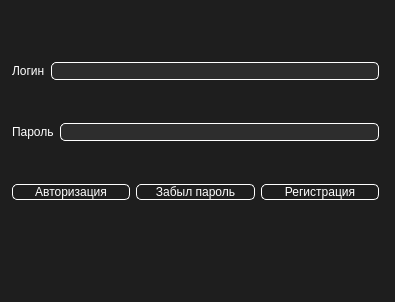
Before: the Qt Designer form mainwindow.ui in sanekxxz/launcher, drawn with Qt 5.
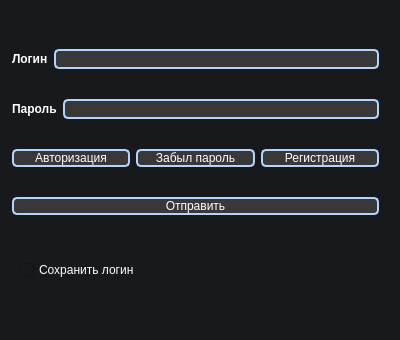
After: the same form once the commit is applied.

Diff of the .ui file:
```diff
--- a/mainwindow.ui
+++ b/mainwindow.ui
@@ -6,16 +6,23 @@
    <rect>
     <x>0</x>
     <y>0</y>
-    <width>395</width>
-    <height>302</height>
+    <width>400</width>
+    <height>340</height>
    </rect>
   </property>
+  <property name="minimumSize">
+   <size>
+    <width>400</width>
+    <height>340</height>
+   </size>
+  </property>
   <property name="windowTitle">
    <string>Launcher</string>
   </property>
   <property name="styleSheet">
-   <string notr="true">background-color: rgb(30, 30, 30);
-font: 600 12pt &quot;Segoe UI&quot;;</string>
+   <string notr="true">background-color: #18191c;
+font: 600 12pt &quot;Segoe UI&quot;;
+color: #fff;</string>
   </property>
   <property name="documentMode">
    <bool>false</bool>
@@ -51,7 +58,8 @@
        <item>
         <widget class="QLabel" name="label">
          <property name="styleSheet">
-          <string notr="true">color: rgb(255, 255, 255);</string>
+          <string notr="true">font-weight: 700;
+border: none;</string>
          </property>
          <property name="text">
           <string>Логин</string>
@@ -61,10 +69,8 @@
        <item>
         <widget class="QLineEdit" name="login">
          <property name="styleSheet">
-          <string notr="true">background-color: rgb(45, 45, 45);
-border-style: solid;
-border-width: 1px;
-border-color: #ffffff;
+          <string notr="true">background-color:  #383838;
+border: 2px solid #b3d4fc;
 border-radius: 5px;</string>
          </property>
         </widget>
@@ -76,7 +82,8 @@
        <item>
         <widget class="QLabel" name="label_2">
          <property name="styleSheet">
-          <string notr="true">color: rgb(255, 255, 255);</string>
+          <string notr="true">font-weight: 700;
+border: none;</string>
          </property>
          <property name="text">
           <string>Пароль</string>
@@ -86,10 +93,8 @@
        <item>
         <widget class="QLineEdit" name="pass">
          <property name="styleSheet">
-          <string notr="true">background-color: rgb(45, 45, 45);
-border-style: solid;
-border-width: 1px;
-border-color: #ffffff;
+          <string notr="true">background-color:  #383838;
+border: 2px solid #b3d4fc;
 border-radius: 5px;</string>
          </property>
          <property name="echoMode">
@@ -107,11 +112,10 @@
        <item>
         <widget class="QPushButton" name="auto_profil">
          <property name="styleSheet">
-          <string notr="true">color: rgb(255, 255, 255);
-border-style: solid;
-border-width: 1px;
-border-color: #ffffff;
-border-radius: 5px;</string>
+          <string notr="true">background-color:  #383838;
+border: 2px solid #b3d4fc;
+border-radius: 5px;
+color: #fff;</string>
          </property>
          <property name="text">
           <string>Авторизация</string>
@@ -121,11 +125,10 @@
        <item>
         <widget class="QPushButton" name="pushButton_2">
          <property name="styleSheet">
-          <string notr="true">color: rgb(255, 255, 255);
-border-style: solid;
-border-width: 1px;
-border-color: #ffffff;
-border-radius: 5px;</string>
+          <string notr="true">background-color:  #383838;
+border: 2px solid #b3d4fc;
+border-radius: 5px;
+color: #fff;</string>
          </property>
          <property name="text">
           <string>Забыл пароль</string>
@@ -135,11 +138,10 @@
        <item>
         <widget class="QPushButton" name="reg">
          <property name="styleSheet">
-          <string notr="true">color: rgb(255, 255, 255);
-border-style: solid;
-border-width: 1px;
-border-color: #ffffff;
-border-radius: 5px;</string>
+          <string notr="true">background-color:  #383838;
+border: 2px solid #b3d4fc;
+border-radius: 5px;
+color: #fff;</string>
          </property>
          <property name="text">
           <string>Регистрация</string>
@@ -148,8 +150,34 @@
        </item>
       </layout>
      </item>
+     <item>
+      <widget class="QPushButton" name="pushButton">
+       <property name="styleSheet">
+        <string notr="true">background-color:  #383838;
+border: 2px solid #b3d4fc;
+border-radius: 5px;
+color: #fff;</string>
+       </property>
+       <property name="text">
+        <string>Отправить</string>
+       </property>
+      </widget>
+     </item>
     </layout>
    </widget>
+   <widget class="QCheckBox" name="checkBox">
+    <property name="geometry">
+     <rect>
+      <x>20</x>
+      <y>260</y>
+      <width>161</width>
+      <height>20</height>
+     </rect>
+    </property>
+    <property name="text">
+     <string>Сохранить логин</string>
+    </property>
+   </widget>
   </widget>
   <widget class="QMenuBar" name="menubar">
    <property name="geometry">
```
Left out of the diff: 13 changed lines with no effect on the pictures.
